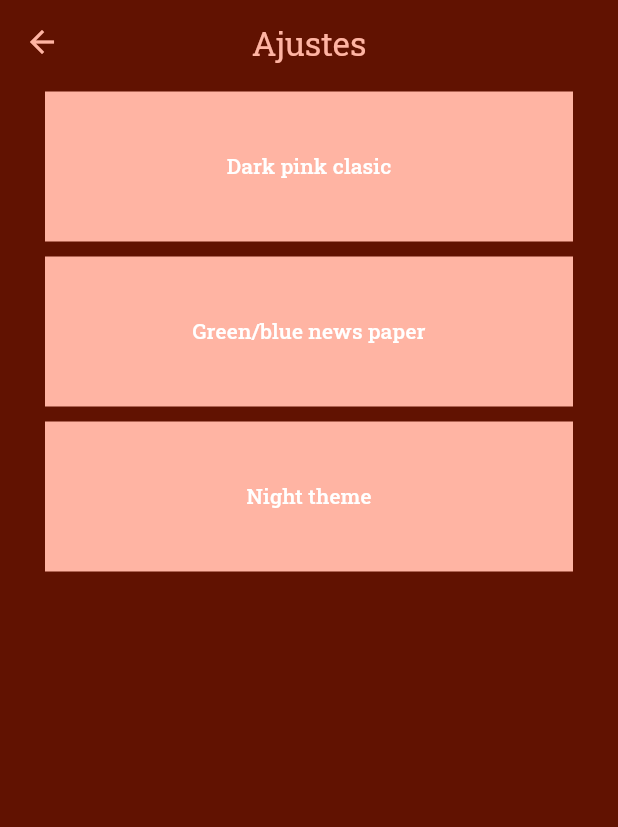
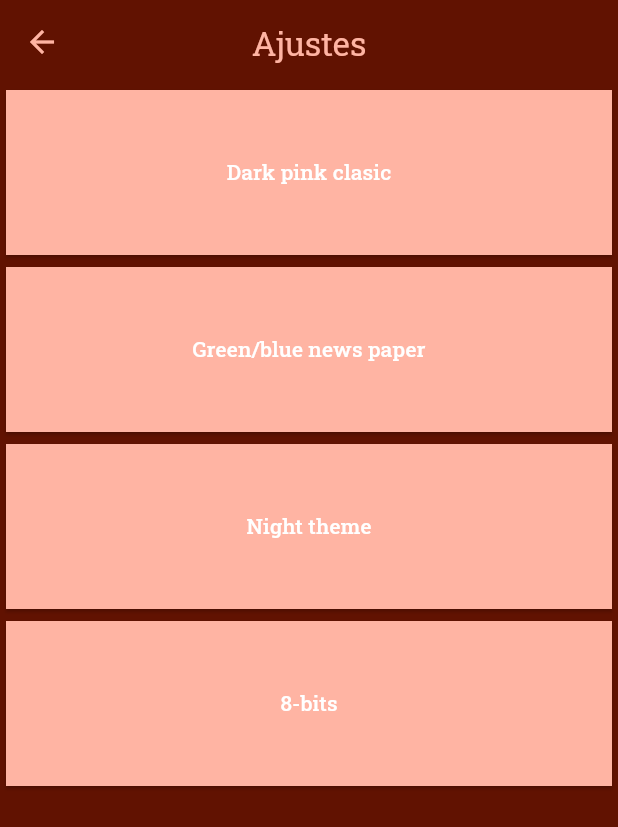
Before and after one commit to Hensell/Note97, a Flutter app: the screen it shows after launch, after a tap on the "settings" icon, on a phone screen of 412 x 824 dp. Shown: the top 827 px of the screen. Run offline on Flutter 3.47's test engine with Material 2 defaults, Android fonts, the phone set to English and light mode, and no system bars; our stand-ins replace sembast, sembast_web, shared_preferences.

Commit message:
Add a theme and fix gridview

```diff
--- a/lib/api/provider/sembast_provider.dart
+++ b/lib/api/provider/sembast_provider.dart
@@ -57,13 +57,16 @@
     return id;
   }
 
-  Future getNotes() async {
+  Future getNotes(String filter) async {
     await init();
-    final finder = Finder(sortOrders: [SortOrder("name")]);
+    final finder = Finder(
+        filter: Filter.matches('title'.toLowerCase(), filter.toLowerCase()),
+        sortOrders: [SortOrder("name")]);
     final snapshot = await store.find(_db, finder: finder);
     return snapshot.map((item) {
       final pwd = NoteModel.fromMap(item.value);
       pwd.id = item.key;
+
       return pwd;
     }).toList();
   }
--- a/lib/api/provider/theme_provider.dart
+++ b/lib/api/provider/theme_provider.dart
@@ -1,13 +1,23 @@
 import 'package:flutter/material.dart';
+import 'package:shared_preferences/shared_preferences.dart';
 
 class ThemesProvider with ChangeNotifier {
+  final String themePreferenceKey = 'theme_preference';
+
   ThemeData _selectedTheme = ThemeData(
       useMaterial3: true,
+      cardTheme: const CardTheme(
+        shape: RoundedRectangleBorder(),
+        color: Color(0xffFFB4A3),
+        surfaceTintColor: Colors.transparent,
+        shadowColor: Color(0xff611201),
+        elevation: 1,
+      ),
       colorScheme: const ColorScheme(
           primaryContainer: Color(0xff611201),
           onPrimaryContainer: Color(0xffFFB4A3),
           brightness: Brightness.dark,
-          primary: Color(0xff611201),
+          primary: Color(0xffFFB4A3),
           onPrimary: Color(0xffFFB4A3),
           secondary: Color(0xff611201),
           onSecondary: Color(0xff611201),
@@ -19,6 +29,11 @@
           onSurface: Color(0xffFFB4A3)),
       fontFamily: "Roboto Slab",
       inputDecorationTheme: InputDecorationTheme(
+          border: OutlineInputBorder(
+            borderSide: const BorderSide(
+                width: 1, color: Color(0xffFFB4A3)), //<-- SEE HERE
+            borderRadius: BorderRadius.circular(50.0),
+          ),
           hintStyle: const TextStyle(fontWeight: FontWeight.w500),
           focusedBorder: OutlineInputBorder(
             borderSide: const BorderSide(
@@ -30,6 +45,21 @@
                 width: 1, color: Color(0xffFFB4A3)), //<-- SEE HERE
             borderRadius: BorderRadius.circular(50.0),
           )));
+
+  getPref() async {
+    SharedPreferences prefs = await SharedPreferences.getInstance();
+    int themePreference = prefs.getInt(themePreferenceKey) ?? 0;
+    setSelectedTheme(themePreference);
+  }
+
+  setPref(int value) async {
+    SharedPreferences prefs = await SharedPreferences.getInstance();
+    await prefs.setInt(themePreferenceKey, value);
+  }
+
+  ThemesProvider() {
+    getPref();
+  }
 
   ThemeData get selectedTheme => _selectedTheme;
 
@@ -47,20 +77,34 @@
         _selectedTheme = nightTheme();
         break;
 
+      case 3:
+        _selectedTheme = eightbitTheme();
+        break;
       default:
         _selectedTheme = darkTheme();
     }
+
+    setPref(value);
     notifyListeners();
   }
 
   greenTheme() {
     return ThemeData(
+        cardTheme: CardTheme(
+          shape: RoundedRectangleBorder(
+            borderRadius: BorderRadius.circular(0.0), //<-- SEE HERE
+          ),
+          color: const Color(0xFFF5F5F5),
+          surfaceTintColor: Colors.transparent,
+          shadowColor: const Color(0xFF0A1172),
+          elevation: 1,
+        ),
         useMaterial3: true,
         colorScheme: const ColorScheme(
             primaryContainer: Color(0xff0e5f20),
             onPrimaryContainer: Color(0xFFF5F5F5),
             brightness: Brightness.light,
-            primary: Color(0xFF0A1172),
+            primary: Color(0xFFF5F5F5),
             onPrimary: Color(0xFFF5F5F5),
             secondary: Color(0xFF0A1172),
             onSecondary: Color(0xFF0A1172),
@@ -91,11 +135,18 @@
   darkTheme() {
     return ThemeData(
         useMaterial3: true,
+        cardTheme: const CardTheme(
+          shape: RoundedRectangleBorder(),
+          color: Color(0xffFFB4A3),
+          surfaceTintColor: Colors.transparent,
+          shadowColor: Color(0xff611201),
+          elevation: 1,
+        ),
         colorScheme: const ColorScheme(
             primaryContainer: Color(0xff611201),
             onPrimaryContainer: Color(0xffFFB4A3),
             brightness: Brightness.dark,
-            primary: Color(0xff611201),
+            primary: Color(0xffFFB4A3),
             onPrimary: Color(0xffFFB4A3),
             secondary: Color(0xff611201),
             onSecondary: Color(0xff611201),
@@ -107,6 +158,11 @@
             onSurface: Color(0xffFFB4A3)),
         fontFamily: "Roboto Slab",
         inputDecorationTheme: InputDecorationTheme(
+            border: OutlineInputBorder(
+              borderSide: const BorderSide(
+                  width: 1, color: Color(0xffFFB4A3)), //<-- SEE HERE
+              borderRadius: BorderRadius.circular(50.0),
+            ),
             hintStyle: const TextStyle(fontWeight: FontWeight.w500),
             focusedBorder: OutlineInputBorder(
               borderSide: const BorderSide(
@@ -122,13 +178,22 @@
 
   nightTheme() {
     return ThemeData(
+        cardTheme: CardTheme(
+          shape: RoundedRectangleBorder(
+            borderRadius: BorderRadius.circular(15.0), //<-- SEE HERE
+          ),
+          color: const Color(0xff6750a4),
+          surfaceTintColor: Colors.transparent,
+          shadowColor: const Color(0xff1d0042),
+          elevation: 1,
+        ),
         useMaterial3: true,
         colorScheme: const ColorScheme(
             tertiary: Color(0xff1d0042),
             primaryContainer: Color(0xff1d0042),
             onPrimaryContainer: Color(0xff6750a4),
             brightness: Brightness.dark,
-            primary: Color(0xff1d0042),
+            primary: Color(0xff6750a4),
             onPrimary: Color(0xff6750a4),
             secondary: Color(0xff1d0042),
             onSecondary: Color(0xff1d0042),
@@ -152,4 +217,51 @@
               borderRadius: BorderRadius.circular(5.0),
             )));
   }
+
+  eightbitTheme() {
+    return ThemeData(
+        cardTheme: CardTheme(
+          shape: RoundedRectangleBorder(
+            borderRadius: BorderRadius.circular(15.0), //<-- SEE HERE
+          ),
+          color: const Color(0xff9bbc0f),
+          surfaceTintColor: Colors.transparent,
+          shadowColor: const Color(0xff0f380f),
+          elevation: 1,
+        ),
+        useMaterial3: true,
+        colorScheme: const ColorScheme(
+          tertiary: Color(0xff0f380f),
+          primaryContainer: Color(0xff0f380f),
+          onPrimaryContainer: Color(0xff9bbc0f),
+          brightness: Brightness.dark,
+          primary: Color(0xff9bbc0f),
+          onPrimary: Color(0xff9bbc0f),
+          secondary: Color(0xff0f380f),
+          onSecondary: Color(0xff0f380f),
+          error: Colors.blue,
+          onError: Colors.blue,
+          background: Color(0xff9bbc0f),
+          onBackground: Color(0xff9bbc0f),
+          surface: Color(0xff0f380f),
+          onSurface: Color(0xff9bbc0f),
+        ),
+        fontFamily: "Roboto Flex",
+        inputDecorationTheme: InputDecorationTheme(
+            hintStyle: const TextStyle(fontWeight: FontWeight.w500),
+            focusedBorder: OutlineInputBorder(
+              borderSide: const BorderSide(
+                width: 3,
+                color: Color(0xff9bbc0f),
+              ), //<-- SEE HERE
+              borderRadius: BorderRadius.circular(5.0),
+            ),
+            enabledBorder: OutlineInputBorder(
+              borderSide: const BorderSide(
+                width: 3,
+                color: Color(0xff9bbc0f),
+              ), //<-- SEE HERE
+              borderRadius: BorderRadius.circular(5.0),
+            )));
+  }
 }
--- a/lib/views/pages/notes_page.dart
+++ b/lib/views/pages/notes_page.dart
@@ -10,6 +10,7 @@
 
 import '../../api/provider/appbar_provider.dart';
 import '../../api/provider/sembast_provider.dart';
+
 import '../../api/provider/text_provider.dart';
 
 class NotesPage extends StatefulWidget {
@@ -45,6 +46,19 @@
   }
 
   @override
+  void didChangeDependencies() {
+    setState(() {
+      _isLoading = true;
+    });
+
+    Future.delayed(const Duration(seconds: 1)).then((value) => setState(() {
+          _isLoading = false;
+        }));
+
+    super.didChangeDependencies();
+  }
+
+  @override
   void dispose() {
     _animationController.dispose();
 
@@ -55,12 +69,27 @@
     return (window.physicalSize.height / window.devicePixelRatio);
   }
 
+  bool _isLoading = false;
+
   @override
   Widget build(BuildContext context) {
-    return Scaffold(
+    return _isLoading
+        ? const Center(
+            child: SizedBox(
+                // color: Theme.of(context).colorScheme.primary,
+                height: 300,
+                width: 300,
+                child: CircularProgressIndicator(
+                  backgroundColor: Colors.blueAccent,
+                )),
+          )
+        : Scaffold(
             appBar: Provider.of<AppBarProvider>(context, listen: true).selected,
             body: FutureBuilder(
-        future: Provider.of<SembastProvider>(context, listen: true).getNotes(),
+              future: Provider.of<SembastProvider>(context, listen: true)
+                  .getNotes(Provider.of<TextProvider>(context, listen: true)
+                      .textEditingController
+                      .text),
               builder: (BuildContext context, AsyncSnapshot<dynamic> snapshot) {
                 if (snapshot.connectionState == ConnectionState.waiting) {
                   return Center(
@@ -73,19 +102,15 @@
                         parent: AlwaysScrollableScrollPhysics()),
                     itemCount: snapshot.data.length,
                     itemBuilder: (_, index) {
-                if (snapshot.data[index].title.toLowerCase().contains(
-                    Provider.of<TextProvider>(context, listen: true)
-                        .textEditingController
-                        .text
-                        .toLowerCase())) {
                       return dismissibleMethod(snapshot, index, context);
-                } else {
-                  return Container();
-                }
                     },
-              gridDelegate: const SliverGridDelegateWithFixedCrossAxisCount(
+                    shrinkWrap: true,
+                    primary: true,
+                    gridDelegate:
+                        const SliverGridDelegateWithFixedCrossAxisCount(
                       crossAxisCount: 2,
-                childAspectRatio: 0.7, // or whatever aspect ratio you need
+                      childAspectRatio: 0.7,
+                      // maxCrossAxisExtent: 3, // or whatever aspect ratio you need
                     ),
                   );
                 } else if (snapshot.hasError) {
@@ -115,6 +140,7 @@
       onDismissed: (direction) {
         Provider.of<SembastProvider>(context, listen: false)
             .deleteNote((snapshot.data[index]));
+        setState(() {});
       },
       child: FadeTransition(
         opacity: Tween<double>(begin: 0, end: 1).animate(
@@ -193,32 +219,18 @@
       margin: !_isPressed
           ? const EdgeInsets.symmetric(horizontal: 10, vertical: 10)
           : const EdgeInsets.symmetric(horizontal: 0, vertical: 0),
-      decoration: BoxDecoration(
-        color: Theme.of(context).colorScheme.onPrimaryContainer,
-        boxShadow: [
-          BoxShadow(
-            color: Theme.of(context).colorScheme.primary.withOpacity(0.1),
-            spreadRadius: 1,
-            blurRadius: 1,
-            offset: const Offset(2, 3),
-          ),
-        ],
-      ),
+      child: Card(
         child: ListTile(
           title: Text(
             widget.notemodel.title!,
             style: TextStyle(
-              fontSize: 24, color: Theme.of(context).colorScheme.primary),
+                fontSize: 24, color: Theme.of(context).colorScheme.secondary),
           ),
           subtitle: Text(
             "${widget.notemodel.date} | ${widget.notemodel.content!.length > 100 ? widget.notemodel.content!.substring(0, 100) : widget.notemodel.content!}",
             style: TextStyle(
-              fontSize: 16, color: Theme.of(context).colorScheme.primary),
+                fontSize: 16, color: Theme.of(context).colorScheme.secondary),
           ),
-        /* trailing: Icon(
-          Icons.edit,
-          color: Theme.of(context).colorScheme.primary,
-        ),*/
           onTap: () async {
             setState(() {
               _isPressed = true;
@@ -235,6 +247,7 @@
             });
           },
         ),
+      ),
     );
   }
 }
--- a/lib/views/pages/settings_page.dart
+++ b/lib/views/pages/settings_page.dart
@@ -24,15 +24,16 @@
           containerCustom(0, 'Dark pink clasic', 0),
           containerCustom(1, 'Green/blue news paper', 0),
           containerCustom(2, 'Night theme', 1),
+          containerCustom(3, '8-bits', 0),
         ],
       ),
     );
   }
 
-  Container containerCustom(int theme, String name, int appBarType) {
-    return Container(
+  Card containerCustom(int theme, String name, int appBarType) {
+    return Card(
+      child: Container(
         margin: const EdgeInsets.symmetric(horizontal: 30, vertical: 5),
-      color: Theme.of(context).colorScheme.onPrimaryContainer,
         width: double.infinity,
         height: 100,
         child: MaterialButton(
@@ -44,6 +45,7 @@
           },
           child: Text(name),
         ),
+      ),
     );
   }
 }
--- a/lib/views/widgets/app_bar_body.dart
+++ b/lib/views/widgets/app_bar_body.dart
@@ -66,12 +66,20 @@
               ),
               AnimatedContainer(
                   duration: const Duration(milliseconds: 300),
-                  width: myController.text.isNotEmpty ? 78 : 0,
+                  width: Provider.of<TextProvider>(context, listen: true)
+                          .textEditingController
+                          .text
+                          .isNotEmpty
+                      ? 78
+                      : 0,
                   child: SingleChildScrollView(
                     scrollDirection: Axis.horizontal,
                     child: TextButton(
                         onPressed: () {
+                          Provider.of<TextProvider>(context, listen: false)
+                              .clearText();
                           myController.clear();
+                          setState(() {});
                         },
                         child: Text(
                           'Cancelar',
--- a/pubspec.yaml
+++ b/pubspec.yaml
@@ -28,7 +28,6 @@
 # the latest version available on pub.dev. To see which dependencies have newer
 # versions available, run `flutter pub outdated`.
 dependencies:
-  cv: ^0.2.10
   flutter:
     sdk: flutter
   intl: ^0.18.0
@@ -37,6 +36,7 @@
   provider: ^6.0.5
   sembast: ^3.4.0+6
   sembast_web: ^2.1.0+4
+  shared_preferences: ^2.1.0
   sqflite: ^2.2.4+1
 
 
```
Also changed, not shown: pubspec.lock, 2 other files. Lines whose indentation alone changed are shown as unchanged.
